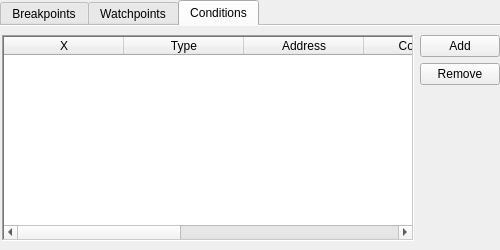
Qt form src/BreakpointViewer.ui (openMSX/debugger) before a commit.
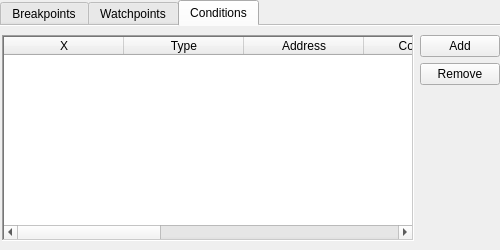
The same form after that commit. The open tabs and pages were chosen to show the change.

Diff of the .ui file:
```diff
--- a/src/BreakpointViewer.ui
+++ b/src/BreakpointViewer.ui
@@ -369,6 +369,11 @@
         <string>#</string>
        </property>
       </column>
+      <column>
+       <property name="text">
+        <string>Index</string>
+       </property>
+      </column>
      </widget>
     </item>
     <item>
```
Left out of the diff: 4 changed lines with no effect on the pictures.
